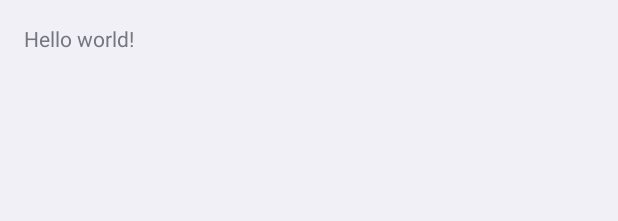
After one commit to cashlo/SocialAlarm-2, an Android app: the layout activity_alarm.xml on its own in the app's theme, with its tools: preview values and no code run, on a phone screen of 412 x 824 dp. The commit adds this screen. Shown: the top 221 px of the screen. Run offline under Robolectric (Android 15) with nearby library versions, the phone set to English and light mode, and no system bars.

Commit message:
more stuff

```diff
--- /dev/null
+++ b/SocialAlarm/src/main/res/layout/activity_alarm.xml
@@ -0,0 +1,16 @@
+<RelativeLayout xmlns:android="http://schemas.android.com/apk/res/android"
+    xmlns:tools="http://schemas.android.com/tools"
+    android:layout_width="match_parent"
+    android:layout_height="match_parent"
+    android:paddingLeft="@dimen/activity_horizontal_margin"
+    android:paddingRight="@dimen/activity_horizontal_margin"
+    android:paddingTop="@dimen/activity_vertical_margin"
+    android:paddingBottom="@dimen/activity_vertical_margin"
+    tools:context="com.cashlo.socialalarm.AlarmActivity">
+
+    <TextView
+        android:text="@string/hello_world"
+        android:layout_width="wrap_content"
+        android:layout_height="wrap_content" />
+
+</RelativeLayout>
--- a/SocialAlarm/src/main/res/layout/fragment_alarm_setup.xml
+++ b/SocialAlarm/src/main/res/layout/fragment_alarm_setup.xml
@@ -32,6 +32,7 @@
         />
 
     <TextView
+        android:id="@+id/save_alarm"
         android:layout_width="match_parent"
         android:layout_height="wrap_content"
         android:text="@string/save"
```
Also changed, not shown: SocialAlarm/src/main/AndroidManifest.xml (+7 -1 lines), SocialAlarm/src/main/java/com/cashlo/socialalarm/AlarmActivity.java (added, +26 -0 lines), SocialAlarm/src/main/java/com/cashlo/socialalarm/AlarmHelper.java (+33 -5 lines), SocialAlarm/src/main/java/com/cashlo/socialalarm/TTSHelper.java (+8 -1 lines), SocialAlarm/src/main/java/com/cashlo/socialalarm/fragment/AlarmSetupFragment.java (+43 -2 lines), SocialAlarm/src/main/res/menu/alarm.xml (added, +8 -0 lines), SocialAlarm/src/main/res/values/strings.xml (+4 -15 lines).
